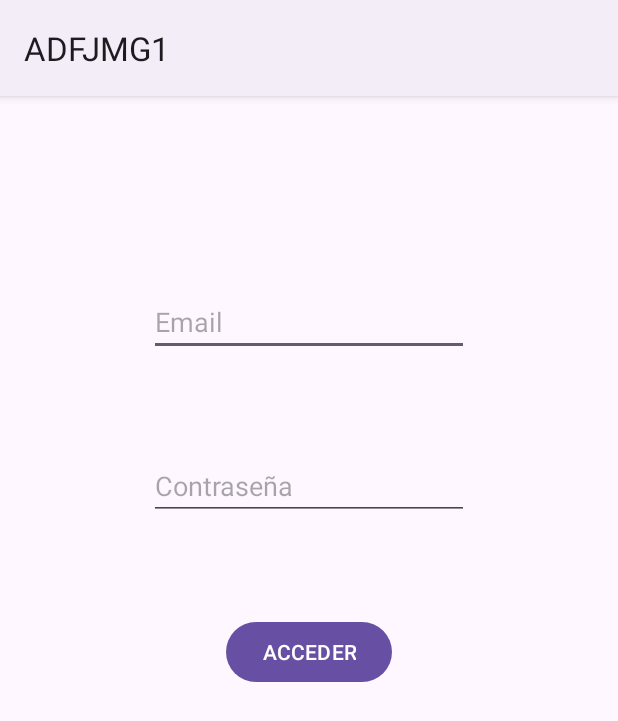
After one commit to JMGF01/ADFJMG1, an Android app: the AuthenticationActivity screen opened directly, with no data from a screen before it, on a phone screen of 412 x 824 dp. The commit adds this screen. Shown: the top 721 px of the screen. Run offline under Robolectric (Android 15) with nearby library versions, the phone set to English and light mode, and no system bars; our stand-ins replace Firebase (no records; nobody signed in at launch, a user with empty details on screens opened directly).

Commit message:
FirebaseAuth

```diff
--- a/app/build.gradle.kts
+++ b/app/build.gradle.kts
@@ -14,6 +14,7 @@ plugins {
     id("kotlin-parcelize")
     alias(libs.plugins.google.android.libraries.mapsplatform.secrets.gradle.plugin)
     id("com.google.devtools.ksp")
+    id("com.google.gms.google-services")
 }
 
 android {
@@ -22,7 +23,7 @@ android {
 
     defaultConfig {
         applicationId = "edu.adf.adfjmg1"
-        minSdk = 21
+        minSdk = 23
         targetSdk = 35
         versionCode = 1
         versionName = "1.0"
@@ -77,8 +78,11 @@ dependencies {
     implementation(libs.androidx.lifecycle.livedata)
     implementation(libs.androidx.room.common)
     implementation(libs.androidx.room.ktx)
+//    implementation(libs.firebase.auth.ktx) //Da error al hacer el build.gradle si se utiliza
     ksp(libs.androidx.room.compiler)
     testImplementation(libs.junit)
     androidTestImplementation(libs.androidx.junit)
     androidTestImplementation(libs.androidx.espresso.core)
+    implementation(platform("com.google.firebase:firebase-bom:34.3.0"))
+    implementation("com.google.firebase:firebase-auth")
 }
--- a/app/src/main/java/edu/adf/adfjmg1/MainMenuActivity.kt
+++ b/app/src/main/java/edu/adf/adfjmg1/MainMenuActivity.kt
@@ -26,6 +26,7 @@ import androidx.work.workDataOf
 import com.google.android.material.navigation.NavigationView
 import edu.adf.adfjmg1.alarma.AjusteAlarmaActivity
 import edu.adf.adfjmg1.alarma.GestorAlarma
+import edu.adf.adfjmg1.authfirebase.MenuAuthActivity
 import edu.adf.adfjmg1.basedatos.BaseDatosActivity
 import edu.adf.adfjmg1.biometrico.BioActivity
 import edu.adf.adfjmg1.canciones.BusquedaCancionesActivity
@@ -76,6 +77,7 @@ import java.util.concurrent.TimeUnit
  *  //TODO DESPROGRAMAR ALARMA
  *  //TODO CalendarPicker y TimePicker
  *  //TODO firma y PUBLICAR APPS
+ *  //TODO themebuilder material / colores / diseñar el tema
  */
 class MainMenuActivity : AppCompatActivity(), NavigationView.OnNavigationItemSelectedListener {
 
@@ -190,6 +192,7 @@ class MainMenuActivity : AppCompatActivity(), NavigationView.OnNavigationItemSel
                 R.id.menuAlarma -> Intent(this, AjusteAlarmaActivity::class.java)
                 R.id.menuFechaHora -> Intent(this, SeleccionFechaYHoraActivity::class.java)
                 R.id.menuBaseDatos -> Intent(this, BaseDatosActivity::class.java)
+                R.id.menuLogin -> Intent(this, MenuAuthActivity::class.java)
 //                else -> Intent(this, ImcActivity::class.java)
                 else -> Intent(this, VersionActivity::class.java)
             }
--- /dev/null
+++ b/app/src/main/java/edu/adf/adfjmg1/authfirebase/AuthenticationActivity.kt
@@ -0,0 +1,50 @@
+package edu.adf.adfjmg1.authfirebase
+
+import android.os.Bundle
+import android.util.Log
+import android.view.View
+import android.widget.EditText
+import android.widget.Toast
+import androidx.activity.enableEdgeToEdge
+import androidx.appcompat.app.AppCompatActivity
+import androidx.core.view.ViewCompat
+import androidx.core.view.WindowInsetsCompat
+import com.google.firebase.auth.FirebaseAuth
+import edu.adf.adfjmg1.Constantes
+import edu.adf.adfjmg1.R
+
+class AuthenticationActivity : AppCompatActivity() {
+
+    lateinit var firebaseAuth: FirebaseAuth
+
+    override fun onCreate(savedInstanceState: Bundle?) {
+        super.onCreate(savedInstanceState)
+        enableEdgeToEdge()
+        setContentView(R.layout.activity_authentication)
+        ViewCompat.setOnApplyWindowInsetsListener(findViewById(R.id.main)) { v, insets ->
+            val systemBars = insets.getInsets(WindowInsetsCompat.Type.systemBars())
+            v.setPadding(systemBars.left, systemBars.top, systemBars.right, systemBars.bottom)
+            insets
+        }
+        firebaseAuth = FirebaseAuth.getInstance()
+    }
+
+    fun login(view: View) {
+        Log.d(Constantes.ETIQUETA_LOG, "En login")
+        val correoNuevo = findViewById<EditText>(R.id.editTextTextEmailAddressAuth).text.toString()
+        val passWordNueva = findViewById<EditText>(R.id.editTextTextPasswordAuth).text.toString()
+
+        Log.d(Constantes.ETIQUETA_LOG, "Logueando cuenta con $correoNuevo y $passWordNueva")
+        firebaseAuth.signInWithEmailAndPassword(correoNuevo, passWordNueva).addOnCompleteListener()
+        {
+            tarea -> if (tarea.isSuccessful)
+            {
+                Toast.makeText(this, "LOGIN CORRECTO", Toast.LENGTH_LONG).show()
+                finish()
+                //startActivity(Intent(this, AuthenticationActivity::class.java))
+            } else {
+                Toast.makeText(this, "ERROR AL HACER LOGIN", Toast.LENGTH_LONG).show()
+            }
+        }
+    }
+}
--- /dev/null
+++ b/app/src/main/res/layout/activity_authentication.xml
@@ -0,0 +1,46 @@
+<?xml version="1.0" encoding="utf-8"?>
+<androidx.constraintlayout.widget.ConstraintLayout xmlns:android="http://schemas.android.com/apk/res/android"
+    xmlns:app="http://schemas.android.com/apk/res-auto"
+    xmlns:tools="http://schemas.android.com/tools"
+    android:id="@+id/main"
+    android:layout_width="match_parent"
+    android:layout_height="match_parent"
+    tools:context=".authfirebase.AuthenticationActivity">
+
+    <EditText
+        android:id="@+id/editTextTextEmailAddressAuth"
+        android:layout_width="wrap_content"
+        android:layout_height="wrap_content"
+        android:layout_marginTop="128dp"
+        android:ems="10"
+        android:hint="Email"
+        android:inputType="textEmailAddress"
+        app:layout_constraintEnd_toEndOf="parent"
+        app:layout_constraintStart_toStartOf="parent"
+        app:layout_constraintTop_toTopOf="parent" />
+
+    <EditText
+        android:id="@+id/editTextTextPasswordAuth"
+        android:hint="Contraseña"
+        android:layout_width="wrap_content"
+        android:layout_height="wrap_content"
+        android:layout_marginTop="64dp"
+        android:ems="10"
+        android:inputType="textPassword"
+        app:layout_constraintEnd_toEndOf="parent"
+        app:layout_constraintStart_toStartOf="parent"
+        app:layout_constraintTop_toBottomOf="@+id/editTextTextEmailAddressAuth" />
+
+    <Button
+        android:id="@+id/botonauth"
+        android:onClick="login"
+        android:layout_width="wrap_content"
+        android:layout_height="wrap_content"
+        android:layout_marginTop="64dp"
+        android:text="ACCEDER"
+        app:layout_constraintEnd_toEndOf="parent"
+        app:layout_constraintStart_toStartOf="parent"
+        app:layout_constraintTop_toBottomOf="@+id/editTextTextPasswordAuth" />
+
+
+</androidx.constraintlayout.widget.ConstraintLayout>
--- a/build.gradle.kts
+++ b/build.gradle.kts
@@ -5,4 +5,5 @@ plugins {
     alias(libs.plugins.jetbrains.kotlin.jvm) apply false
     alias(libs.plugins.google.android.libraries.mapsplatform.secrets.gradle.plugin) apply false
     id("com.google.devtools.ksp") version "2.0.21-1.0.27" apply false
+    id("com.google.gms.google-services") version "4.4.3" apply false
 }
--- a/gradle/libs.versions.toml
+++ b/gradle/libs.versions.toml
@@ -26,6 +26,7 @@ lifecycleLivedata = "2.9.3"
 roomCommon = "2.7.2"
 roomCompiler = "2.7.2"
 roomKtx = "2.7.2"
+firebaseAuthKtx = "24.0.1"
 
 [libraries]
 androidx-core-ktx = { group = "androidx.core", name = "core-ktx", version.ref = "coreKtx" }
@@ -51,6 +52,7 @@ androidx-lifecycle-livedata = { group = "androidx.lifecycle", name = "lifecycle-
 androidx-room-common = { group = "androidx.room", name = "room-common", version.ref = "roomCommon" }
 androidx-room-compiler = { group = "androidx.room", name = "room-compiler", version.ref = "roomCompiler" }
 androidx-room-ktx = { group = "androidx.room", name = "room-ktx", version.ref = "roomKtx" }
+firebase-auth-ktx = { group = "com.google.firebase", name = "firebase-auth-ktx", version.ref = "firebaseAuthKtx" }
 
 [plugins]
 android-application = { id = "com.android.application", version.ref = "agp" }
```
Also changed, not shown: app/src/main/AndroidManifest.xml (+9 -0 lines), app/src/main/java/edu/adf/adfjmg1/authfirebase/MenuAuthActivity.kt (added, +35 -0 lines), app/src/main/java/edu/adf/adfjmg1/authfirebase/RegistroActivity.kt (added, +51 -0 lines), app/src/main/res/layout/activity_menu_auth.xml (added, +42 -0 lines), app/src/main/res/layout/activity_registro.xml (added, +45 -0 lines), app/src/main/res/menu/menu_lateral.xml (+8 -0 lines), 1 other file.
